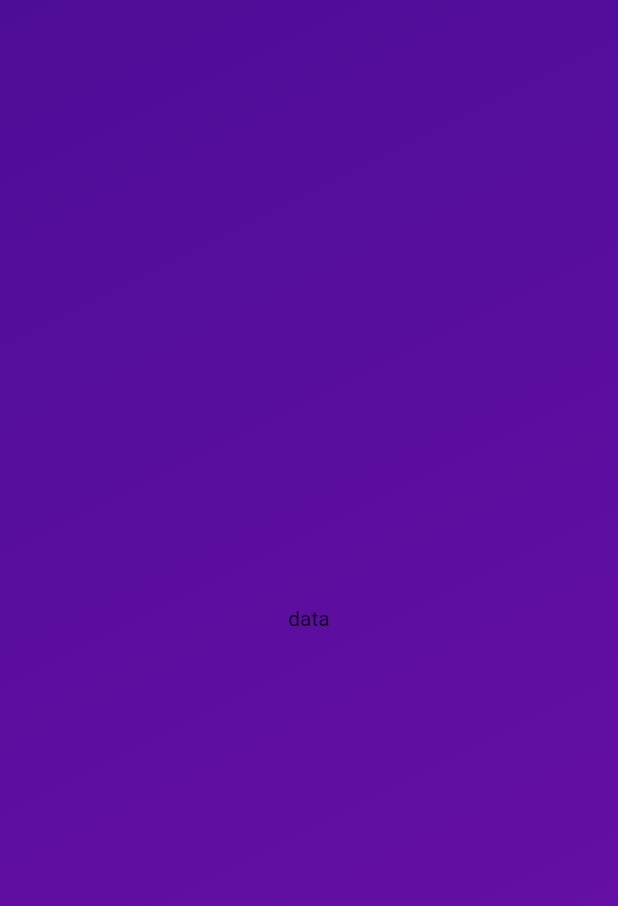
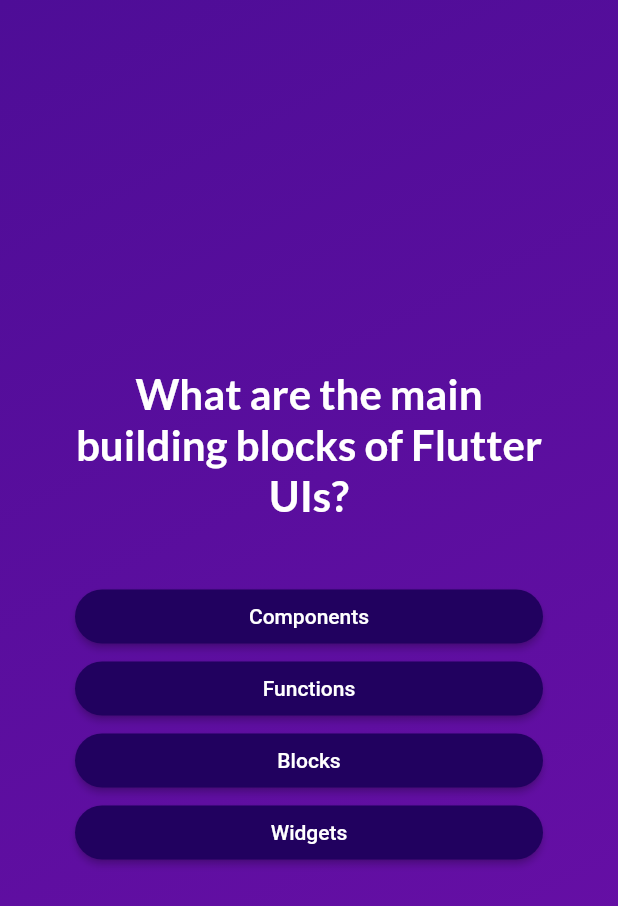
Before and after one commit to seamoonpandey/fluttering-with-you, a Flutter app: the screen it shows after launch, after a tap on "Start Quiz", on a phone screen of 412 x 824 dp. Shown: the top 906 px of the screen. Run offline on Flutter 3.47's test engine with Material 2 defaults, Android fonts, the phone set to English and light mode, and no system bars; our stand-ins replace google_fonts.

Commit message:
add questions answers and lists

```diff
--- /dev/null
+++ b/lib/answer_button.dart
@@ -0,0 +1,26 @@
+import 'package:flutter/material.dart';
+
+class AnswerButton extends StatelessWidget {
+  final String answerText;
+  final void Function()? onTap;
+
+  const AnswerButton({super.key, required this.answerText, this.onTap});
+
+  @override
+  Widget build(BuildContext context) {
+    return ElevatedButton(
+      style: ElevatedButton.styleFrom(
+          padding: const EdgeInsets.symmetric(horizontal: 40, vertical: 10),
+          backgroundColor: const Color.fromARGB(255, 33, 1, 95),
+          foregroundColor: Colors.white,
+          shape:
+              RoundedRectangleBorder(borderRadius: BorderRadius.circular(40))),
+      onPressed: onTap,
+      child: Text(
+        answerText,
+        style: const TextStyle(color: Colors.white),
+        textAlign: TextAlign.center,
+      ),
+    );
+  }
+}
--- /dev/null
+++ b/lib/data/questions.dart
@@ -0,0 +1,55 @@
+import 'package:flutter_quiz_app/models/quiz_question.dart';
+
+const questions = [
+  QuizQuestion(
+    'What are the main building blocks of Flutter UIs?',
+    [
+      'Widgets',
+      'Components',
+      'Blocks',
+      'Functions',
+    ],
+  ),
+  QuizQuestion('How are Flutter UIs built?', [
+    'By combining widgets in code',
+    'By combining widgets in a visual editor',
+    'By defining widgets in config files',
+    'By using XCode for iOS and Android Studio for Android',
+  ]),
+  QuizQuestion(
+    'What\'s the purpose of a StatefulWidget?',
+    [
+      'Update UI as data changes',
+      'Update data as UI changes',
+      'Ignore data changes',
+      'Render UI that does not depend on data',
+    ],
+  ),
+  QuizQuestion(
+    'Which widget should you try to use more often: StatelessWidget or StatefulWidget?',
+    [
+      'StatelessWidget',
+      'StatefulWidget',
+      'Both are equally good',
+      'None of the above',
+    ],
+  ),
+  QuizQuestion(
+    'What happens if you change data in a StatelessWidget?',
+    [
+      'The UI is not updated',
+      'The UI is updated',
+      'The closest StatefulWidget is updated',
+      'Any nested StatefulWidgets are updated',
+    ],
+  ),
+  QuizQuestion(
+    'How should you update data inside of StatefulWidgets?',
+    [
+      'By calling setState()',
+      'By calling updateData()',
+      'By calling updateUI()',
+      'By calling updateState()',
+    ],
+  ),
+];
--- a/lib/models/quiz_question.dart
+++ b/lib/models/quiz_question.dart
@@ -3,4 +3,10 @@ class QuizQuestion {
   final List<String> answers;
 
   const QuizQuestion(this.text, this.answers);
+
+  List<String> getShuffledAnswers() {
+    final shuffledList = List.of(answers);
+    shuffledList.shuffle();
+    return shuffledList;
+  }
 }
--- a/lib/questions_screen.dart
+++ b/lib/questions_screen.dart
@@ -1,15 +1,59 @@
 import 'package:flutter/material.dart';
 
+import 'package:flutter_quiz_app/answer_button.dart';
+import 'package:flutter_quiz_app/data/questions.dart';
+import 'package:google_fonts/google_fonts.dart';
+
 class QuestionsScreen extends StatefulWidget {
-  const QuestionsScreen({super.key});
+  final void Function(String answer) onSelectAnswer;
+  const QuestionsScreen({required this.onSelectAnswer, super.key});
 
   @override
   State<QuestionsScreen> createState() => _QuestionsScreenState();
 }
 
 class _QuestionsScreenState extends State<QuestionsScreen> {
+  var currentQuestionIndex = 0;
+
+  void answerQuestion(String selectedAnswer) {
+    widget.onSelectAnswer(selectedAnswer);
+    setState(() {
+      currentQuestionIndex++;
+    });
+  }
+
   @override
   Widget build(BuildContext context) {
-    return Center(child: Text('data'));
+    final currentQuestion = questions[currentQuestionIndex];
+    return SizedBox(
+      width: double.infinity,
+      child: Container(
+        margin: const EdgeInsets.all(50),
+        child: Column(
+          mainAxisAlignment: MainAxisAlignment.center,
+          crossAxisAlignment: CrossAxisAlignment.stretch,
+          children: [
+            Text(
+              currentQuestion.text,
+              style: GoogleFonts.lato(
+                color: Colors.white,
+                fontSize: 28,
+                fontWeight: FontWeight.bold,
+              ),
+              textAlign: TextAlign.center,
+            ),
+            const SizedBox(height: 40),
+            ...currentQuestion.getShuffledAnswers().map((item) {
+              return AnswerButton(
+                answerText: item,
+                onTap: () {
+                  answerQuestion(item);
+                },
+              );
+            }),
+          ],
+        ),
+      ),
+    );
   }
 }
--- a/lib/quiz.dart
+++ b/lib/quiz.dart
@@ -1,4 +1,5 @@
 import 'package:flutter/material.dart';
+import 'package:flutter_quiz_app/data/questions.dart';
 import 'package:flutter_quiz_app/questions_screen.dart';
 import 'package:flutter_quiz_app/start_screen.dart';
 
@@ -10,6 +11,7 @@ class Quiz extends StatefulWidget {
 }
 
 class _QuizState extends State<Quiz> {
+  List<String> selectedAnswers = [];
   var activeScreen = 'start-screen';
   //Widget? activeScreen;
 
@@ -24,6 +26,16 @@ class _QuizState extends State<Quiz> {
       //activeScreen = const QuestionsScreen();
       activeScreen = 'questions-screen';
     });
+  }
+
+  void chooseAnswer(String answer) {
+    selectedAnswers.add(answer);
+    if (selectedAnswers.length == questions.length) {
+      setState(() {
+        selectedAnswers = [];
+        activeScreen = 'start-screen';
+      });
+    }
   }
 
   @override
@@ -42,8 +54,12 @@ class _QuizState extends State<Quiz> {
             ),
           ),
           child: activeScreen == 'start-screen'
-              ? StartScreen(switchScreen)
-              : const QuestionsScreen(),
+              ? StartScreen(
+                  switchScreen,
+                )
+              : QuestionsScreen(
+                  onSelectAnswer: chooseAnswer,
+                ),
         ),
       ),
     );
--- a/lib/start_screen.dart
+++ b/lib/start_screen.dart
@@ -1,4 +1,5 @@
 import 'package:flutter/material.dart';
+import 'package:google_fonts/google_fonts.dart';
 
 class StartScreen extends StatelessWidget {
   final void Function() startQuiz;
@@ -15,10 +16,10 @@ class StartScreen extends StatelessWidget {
             color: const Color.fromARGB(150, 255, 255, 255),
           ),
           const SizedBox(height: 80),
-          const Text(
+          Text(
             'Learn Flutter with quiz.',
-            style: TextStyle(
-              color: Color(0XFFF3F3F3),
+            style: GoogleFonts.poppins(
+              color: const Color(0XFFF3F3F3),
               fontSize: 24,
             ),
           ),
--- a/pubspec.yaml
+++ b/pubspec.yaml
@@ -35,6 +35,7 @@ dependencies:
   # The following adds the Cupertino Icons font to your application.
   # Use with the CupertinoIcons class for iOS style icons.
   cupertino_icons: ^1.0.2
+  google_fonts: ^4.0.4
 
 dev_dependencies:
   flutter_test:
```
Also changed, not shown: pubspec.lock, 2 other files.
